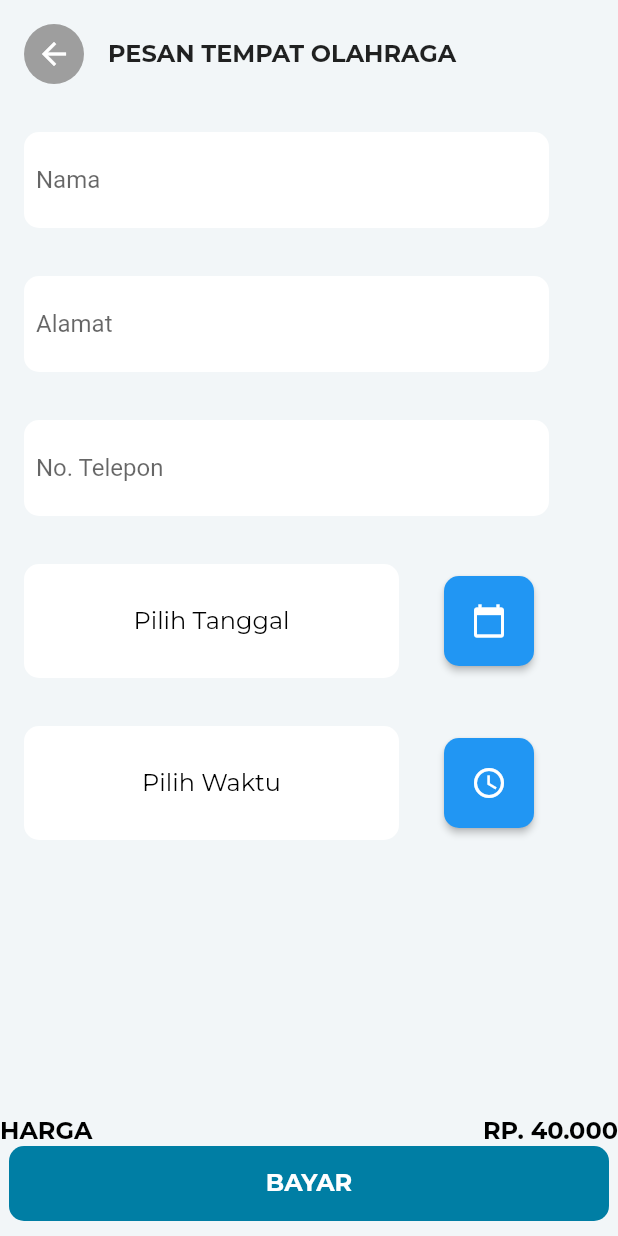
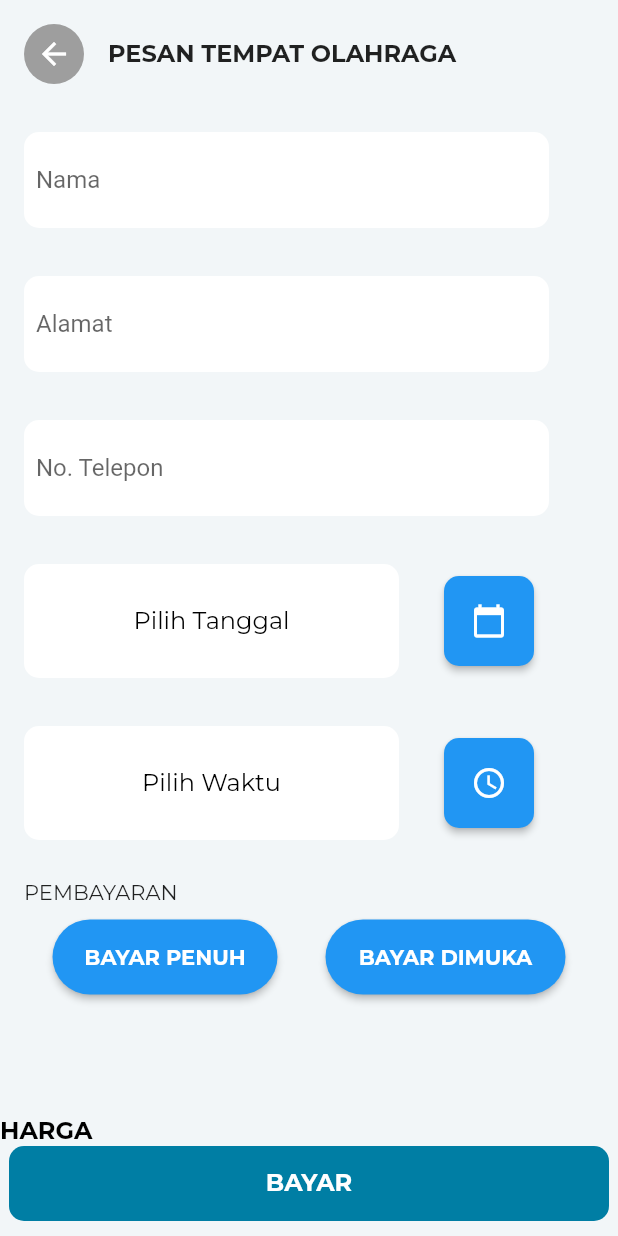
Before and after one commit to AlbienOS/healthy_life_buddy, a Flutter app: the BookingPage screen opened directly with sample values from the repository, on a phone screen of 412 x 824 dp. Run offline on Flutter 3.47's test engine with Material 2 defaults, Android fonts, the phone set to English and light mode, and no system bars; our stand-ins replace flutter_rating_bar, google_fonts.

Commit message:
Booking Page Improvement with fullpayment or downpayment, and add some bottom navigation

```diff
--- a/lib/ui/booking_page.dart
+++ b/lib/ui/booking_page.dart
@@ -16,6 +16,20 @@ class BookingPage extends StatefulWidget {
 }
 
 class _BookingPageState extends State<BookingPage> {
+
+  String changePrice = '';
+
+  void fullPay(){
+    setState(() {
+      changePrice = '${widget.sports.price}';
+    });
+  }
+  void dpPay(){
+    setState(() {
+      changePrice = '${widget.sports.dpPrice}';
+    });
+  }
+
   @override
   Widget build(BuildContext context) {
     return Scaffold(
@@ -71,6 +85,7 @@ class _BookingPageState extends State<BookingPage> {
                               hintText: "Nama",
                               border: InputBorder.none,
                             ),
+                            keyboardType: TextInputType.name,
                           ),
                         ),
                       ],
@@ -93,6 +108,7 @@ class _BookingPageState extends State<BookingPage> {
                               hintText: "Alamat",
                               border: InputBorder.none,
                             ),
+                            keyboardType: TextInputType.streetAddress,
                           ),
                         ),
                       ],
@@ -115,6 +131,7 @@ class _BookingPageState extends State<BookingPage> {
                               hintText: "No. Telepon",
                               border: InputBorder.none,
                             ),
+                            keyboardType: TextInputType.phone,
                           ),
                         ),
                       ],
@@ -122,6 +139,78 @@ class _BookingPageState extends State<BookingPage> {
                   ),
                   DatePicker(),
                   TimePicker(),
+                  Row(
+                    mainAxisAlignment: MainAxisAlignment.start,
+                    children: [
+                    Padding(
+                      padding: const EdgeInsets.symmetric(horizontal: 16.0, vertical: 10.0),
+                      child: Text('PEMBAYARAN',
+                        style: GoogleFonts.montserrat(
+                        fontSize: 14,
+                        ),
+                      ),
+                    ),
+                  ],
+                  ),
+                  Column(
+                    children: [
+                      Row(
+                        mainAxisAlignment: MainAxisAlignment.center,
+                        children: [
+                          Padding(
+                            padding: const EdgeInsets.symmetric(horizontal: 16.0),
+                            child: Container(
+                              height: 50,
+                              width: 150,
+                              child: ElevatedButton(
+                                style: ButtonStyle(
+                                  shape: MaterialStateProperty
+                                      .all<RoundedRectangleBorder>(RoundedRectangleBorder(
+                                      borderRadius: BorderRadius.circular(25.0)
+                                    ),
+                                  ),
+                                ),
+                                child: Text('BAYAR PENUH',
+                                  style: GoogleFonts.montserrat(
+                                  fontSize: 14,
+                                    fontWeight: FontWeight.bold,
+                                  ),
+                                ),
+                                onPressed: (){
+                                  fullPay();
+                                },
+                              ),
+                            ),
+                          ),
+                          Padding(
+                            padding: const EdgeInsets.symmetric(horizontal: 16.0),
+                            child: Container(
+                              height: 50,
+                              width: 160,
+                              child: ElevatedButton(
+                                style: ButtonStyle(
+                                  shape: MaterialStateProperty
+                                      .all<RoundedRectangleBorder>(RoundedRectangleBorder(
+                                      borderRadius: BorderRadius.circular(25.0)
+                                    ),
+                                  ),
+                                ),
+                                child: Text('BAYAR DIMUKA',
+                                  style: GoogleFonts.montserrat(
+                                    fontSize: 14,
+                                    fontWeight: FontWeight.bold,
+                                  ),
+                                ),
+                                onPressed: (){
+                                  dpPay();
+                                },
+                              ),
+                            ),
+                          ),
+                        ],
+                      ),
+                    ],
+                  ),
                 ],
               ),
             ],
@@ -143,7 +232,7 @@ class _BookingPageState extends State<BookingPage> {
                       color: Colors.black),
                 ),
                 Text(
-                  'RP. ${widget.sports.price}',
+                  changePrice,
                   style: GoogleFonts.montserrat(
                       fontSize: 16,
                       fontWeight: FontWeight.bold,
```
Also changed, not shown: lib/common/navigation.dart (+18 -0 lines), lib/ui/article_page.dart (added, +12 -0 lines), lib/ui/profile_page.dart (added, +11 -0 lines), lib/ui/search_page.dart (added, +12 -0 lines), lib/ui/detail_page.dart (line endings or trailing spaces).
